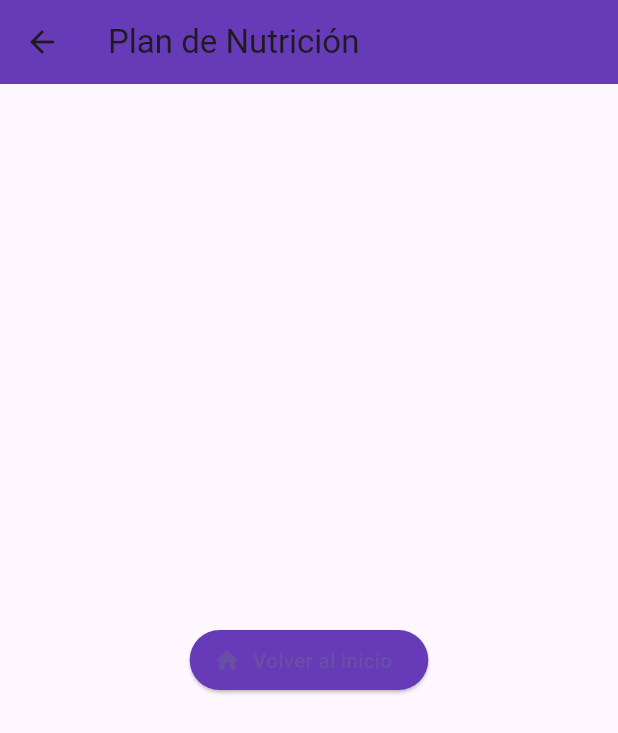
After one commit to DanteFarfan/myapp, a Flutter app: the PlanNutricionScreen screen opened directly, on a phone screen of 412 x 824 dp. The commit adds this screen. Shown: the top 733 px of the screen. Run offline on Flutter 3.47's test engine with Material 3 defaults, Android fonts, the phone set to English and light mode, and no system bars; our stand-ins replace fl_chart, sqflite, table_calendar; accounts and stored records are empty.

Commit message:
plan nutri conectado

```diff
--- a/lib/main.dart
+++ b/lib/main.dart
@@ -10,7 +10,7 @@ import 'package:myapp/database/db_helper.dart';
 void main() async {
   WidgetsFlutterBinding.ensureInitialized();
 
-  // await DBHelper.borrarBaseDeDatos();
+  await DBHelper.borrarBaseDeDatos();
 
   await initializeDateFormatting('es_ES', null);
   runApp(const MyApp());
--- /dev/null
+++ b/lib/view/plan_nuricion.dart
@@ -0,0 +1,32 @@
+import 'package:flutter/material.dart';
+import 'package:myapp/view/home_screen.dart';
+
+class PlanNutricionScreen extends StatelessWidget {
+  const PlanNutricionScreen({super.key});
+
+  @override
+  Widget build(BuildContext context) {
+    return Scaffold(
+      appBar: AppBar(
+        title: const Text('Plan de Nutrición'),
+        backgroundColor: Colors.deepPurple,
+      ),
+      body: Center(
+        child: ElevatedButton.icon(
+          icon: const Icon(Icons.home),
+          label: const Text('Volver al inicio'),
+          style: ElevatedButton.styleFrom(
+            backgroundColor: Colors.deepPurple,
+          ),
+          onPressed: () {
+            Navigator.pushAndRemoveUntil(
+              context,
+              MaterialPageRoute(builder: (context) => const HomeScreen()),
+              (route) => false,
+            );
+          },
+        ),
+      ),
+    );
+  }
+}
```
Also changed, not shown: lib/view/home_screen.dart (+10 -1 lines).
